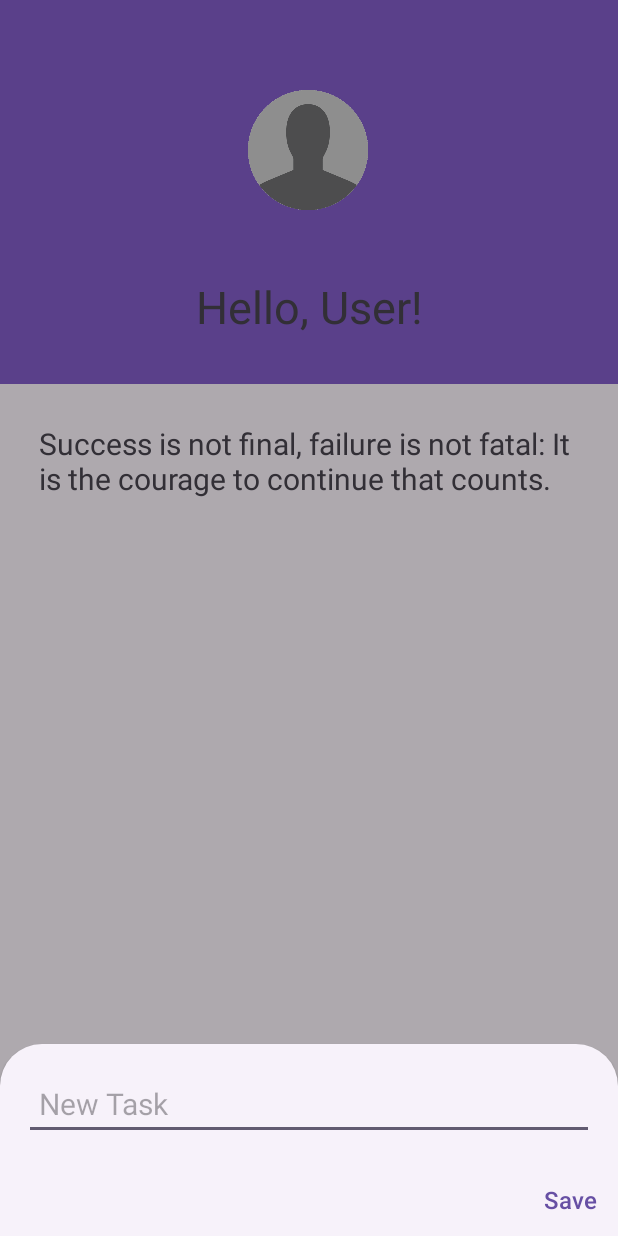
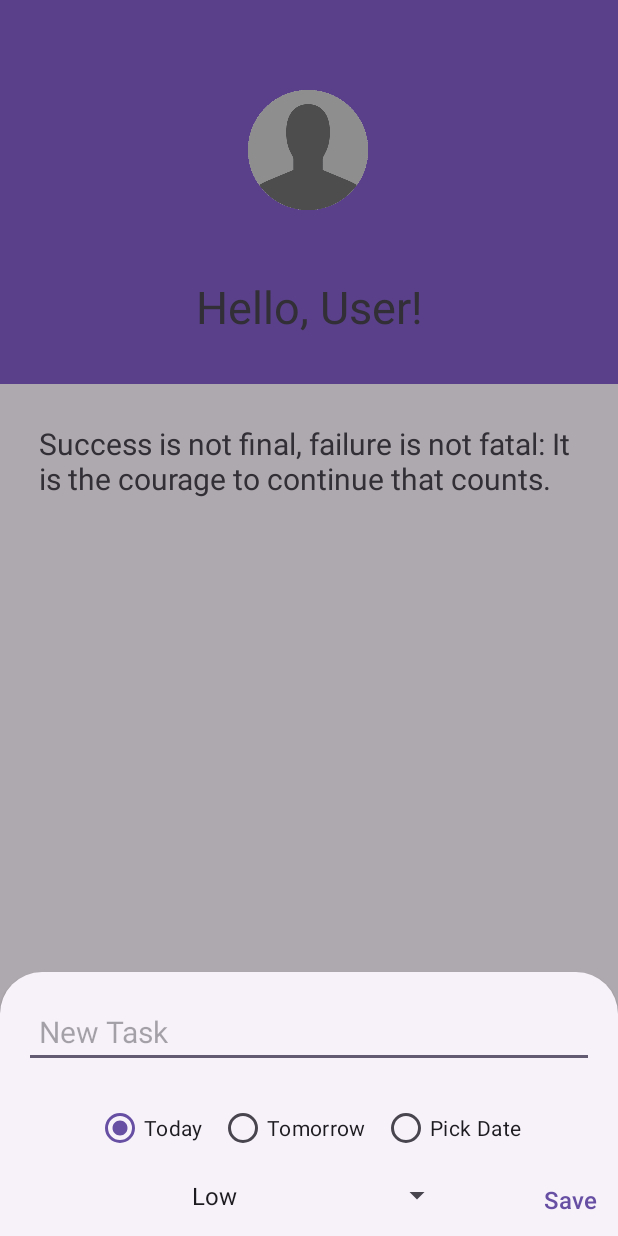
Before and after one commit to IrisLemeni/procrastiMATES, an Android app: the fragment AddTaskBottomSheet placed in its activity, on a phone screen of 412 x 824 dp. Run offline under Robolectric (Android 15) with nearby library versions, the phone set to English and light mode, and no system bars; our stand-ins replace Firebase (no records; nobody signed in at launch, a user with empty details on screens opened directly).

Commit message:
Task Priority, Filtering

```diff
--- /dev/null
+++ b/app/src/main/res/drawable/ic_baseline_sort_24.xml
@@ -0,0 +1,5 @@
+<vector xmlns:android="http://schemas.android.com/apk/res/android" android:autoMirrored="true" android:height="24dp" android:tint="#626262" android:viewportHeight="24" android:viewportWidth="24" android:width="24dp">
+
+    <path android:fillColor="@android:color/white" android:pathData="M3,18h6v-2L3,16v2zM3,6v2h18L21,6L3,6zM3,13h12v-2L3,11v2z"/>
+
+</vector>
--- a/app/src/main/res/layout/new_task.xml
+++ b/app/src/main/res/layout/new_task.xml
@@ -14,12 +14,57 @@
         android:textAppearance="@style/TextAppearance.AppCompat.Medium"
         android:textSize="20dp" />
 
+
+    <RadioGroup
+        android:id="@+id/dateSelectionGroup"
+        android:layout_width="wrap_content"
+        android:layout_height="wrap_content"
+        android:layout_below="@+id/newTaskText"
+        android:orientation="horizontal"
+        android:layout_centerHorizontal="true">
+
+        <!-- Buton pentru Today -->
+        <RadioButton
+            android:id="@+id/todayButton"
+            android:layout_width="wrap_content"
+            android:layout_height="wrap_content"
+            android:text="Today"
+            android:checked="true"
+            android:layout_marginHorizontal="5dp"/>
+
+        <!-- Buton pentru Tomorrow -->
+        <RadioButton
+            android:id="@+id/tomorrowButton"
+            android:layout_width="wrap_content"
+            android:layout_height="wrap_content"
+            android:text="Tomorrow"
+            android:layout_marginHorizontal="5dp"/>
+
+        <!-- Buton pentru Pick Date -->
+        <RadioButton
+            android:id="@+id/pickDateButton"
+            android:layout_width="wrap_content"
+            android:layout_height="wrap_content"
+            android:text="Pick Date"
+            android:layout_marginHorizontal="5dp"/>
+    </RadioGroup>
+
+    <Spinner
+        android:id="@+id/prioritySpinner"
+        android:layout_width="match_parent"
+        android:layout_height="wrap_content"
+        android:layout_below="@+id/dateSelectionGroup"
+        android:layout_centerHorizontal="true"
+        android:layout_marginHorizontal="110dp"
+        android:padding="10dp"
+        />
+
     <Button
         android:id="@+id/saveButton"
         android:layout_width="wrap_content"
         android:layout_height="wrap_content"
-        android:layout_below="@+id/newTaskText"
         android:layout_alignParentEnd="true"
+        android:layout_below="@+id/dateSelectionGroup"
         android:textSize="16dp"
         android:text="Save" />
 
--- a/app/src/main/res/layout/task_layout.xml
+++ b/app/src/main/res/layout/task_layout.xml
@@ -26,6 +26,7 @@
             android:layout_height="wrap_content"
             android:layout_alignBaseline="@id/todoCheckBox"
             android:layout_marginStart="11dp"
+            android:layout_marginEnd="60dp"
             android:layout_toEndOf="@id/todoCheckBox"
             android:text="Task Title"
             android:textSize="18sp" />
--- a/app/src/main/res/values/strings.xml
+++ b/app/src/main/res/values/strings.xml
@@ -2,4 +2,9 @@
     <string name="app_name">procrastiMATES</string>
     <!-- TODO: Remove or change this placeholder text -->
     <string name="hello_blank_fragment">Hello blank fragment</string>
+    <string-array name="priority_options">
+        <item>Low</item>
+        <item>Medium</item>
+        <item>High</item>
+    </string-array>
 </resources>
```
Also changed, not shown: app/src/main/java/com/example/procrastimates/AddTaskBottomSheet.java (+93 -0 lines), app/src/main/java/com/example/procrastimates/EditTaskBottomSheet.java (+103 -3 lines), app/src/main/java/com/example/procrastimates/Priority.java (added, +15 -0 lines), app/src/main/java/com/example/procrastimates/Task.java (+16 -4 lines), app/src/main/java/com/example/procrastimates/TaskViewModel.java (+23 -1 lines), app/src/main/java/com/example/procrastimates/fragments/TasksFragment.java (+31 -27 lines), app/src/main/res/layout/bottom_sheet_edit_task.xml (+46 -1 lines), app/src/main/res/layout/fragment_tasks.xml (+25 -11 lines), app/src/main/res/menu/sort_menu.xml (added, +15 -0 lines).
